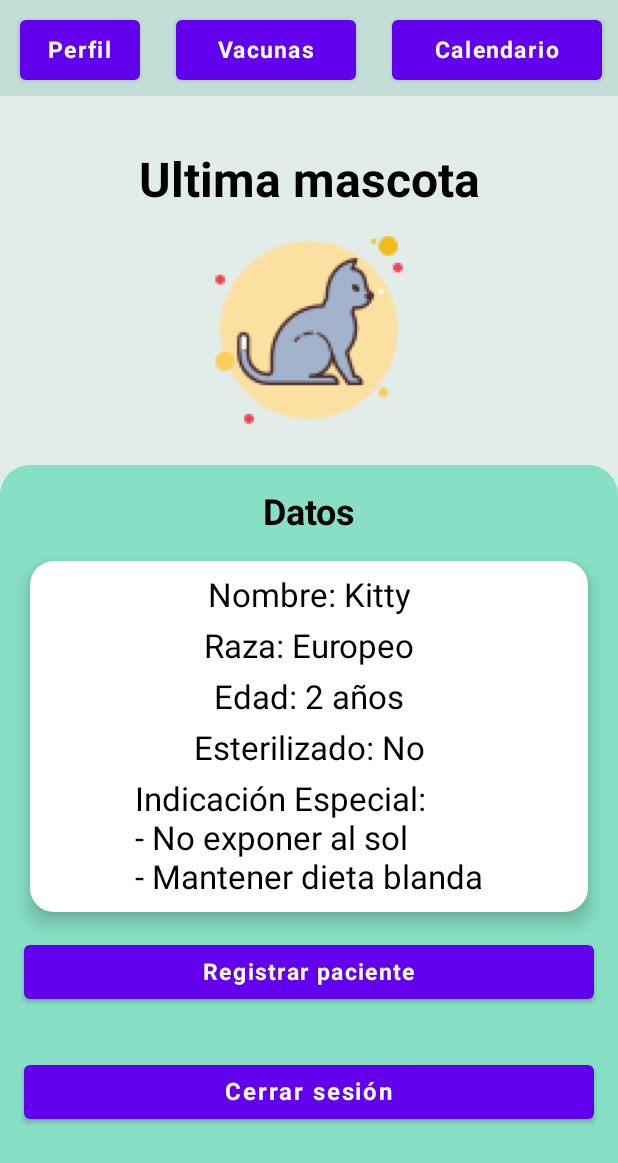
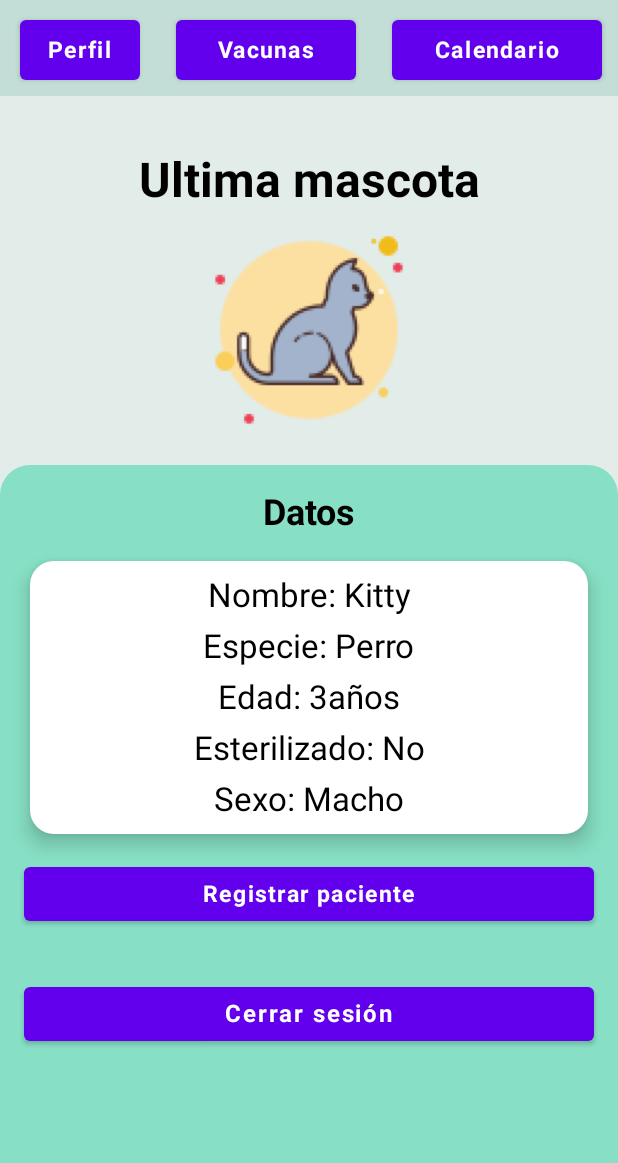
Before and after one commit to kevinverdiguel/Pet-Care, an Android app built with Jetpack Compose: the @Preview function ClientMenuPreview, on a phone screen of 412 x 824 dp. Shown: the top 1163 px of the screen. Run offline under Robolectric (Android 15) with nearby library versions, the phone set to English and light mode, and no system bars; our stand-ins replace Firebase (no records; nobody signed in at launch, a user with empty details on screens opened directly); 20 statements that could not run were skipped.

```diff
--- a/app/src/main/java/com/example/petcare/Screens/User/PetProfile.kt
+++ b/app/src/main/java/com/example/petcare/Screens/User/PetProfile.kt
@@ -1,6 +1,8 @@
 package com.example.petcare.Screens
 
+import android.content.ContentValues
 import android.os.Bundle
+import android.util.Log
 import androidx.activity.ComponentActivity
 import androidx.activity.compose.setContent
 import androidx.compose.foundation.Image
@@ -24,6 +26,9 @@ import androidx.compose.ui.unit.dp
 import androidx.compose.ui.unit.sp
 import com.example.petcare.R
 import com.example.petcare.ui.theme.*
+import com.google.firebase.auth.FirebaseAuth
+import com.google.firebase.firestore.ktx.firestore
+import com.google.firebase.ktx.Firebase
 
 class PetProfile : ComponentActivity() {
     override fun onCreate(savedInstanceState: Bundle?) {
@@ -50,6 +55,44 @@ fun PetProfileMenu(
     goToPetRegister: ()  -> Unit ={}
 
 ) {
+
+    val db = Firebase.firestore // get a reference to the Firestore database
+    val user = FirebaseAuth.getInstance().currentUser
+    val userIDD = user?.uid
+
+    val userRef = db.collection("usuarios").document(userIDD.toString())
+    val mascotasRef = userRef.collection("mascotas")
+
+    var especie: String = "Perro"
+    var genero: String = "Macho"
+    var edad: Int = 3
+    var esterilizado: Boolean = false
+
+
+fun getDataFromFirestore() {
+        mascotasRef.get()
+        .addOnSuccessListener { querySnapshot ->
+            for (document in querySnapshot.documents) {
+                especie = document.getString("especie") ?: ""
+                genero = document.getString("genero") ?: ""
+                edad = document.getLong("edad")?.toInt() ?: 0
+                esterilizado = document.getBoolean("esterilizado") ?: false
+
+
+                Log.d(ContentValues.TAG, "$especie" + "$genero" + "$edad" + "$esterilizado")
+                // Do something with the retrieved data
+            }
+        }
+        .addOnFailureListener { exception ->
+            // Handle errors
+            Log.d(ContentValues.TAG, "Nothing was found")
+
+        }
+    }
+
+
+
+
     Column(
         modifier = Modifier
             .fillMaxSize(),
@@ -211,10 +254,10 @@ fun PetProfileMenu(
 
                     Text(buildAnnotatedString {
                         withStyle(style = SpanStyle(fontSize = 22.sp, color = md_theme_light_onTertiaryContainer)) {
-                            append("Raza: ")
+                            append("Especie: ")
                         }
                         withStyle(style = SpanStyle(fontSize = 22.sp, color = md_theme_dark_tertiary)) {
-                            append("Europeo")
+                            append("${especie.toString()}")
                         }
                     }
                     )
@@ -224,7 +267,7 @@ fun PetProfileMenu(
                             append("Edad: ")
                         }
                         withStyle(style = SpanStyle(fontSize = 22.sp, color = md_theme_dark_tertiary)) {
-                            append("2 años")
+                            append("${edad.toString()}" + "años")
                         }
                     }
                     )
@@ -234,17 +277,17 @@ fun PetProfileMenu(
                             append("Esterilizado: ")
                         }
                         withStyle(style = SpanStyle(fontSize = 22.sp, color = md_theme_dark_tertiary)) {
-                            append("No")
+                            append(if(esterilizado == true) "Si" else "No")
                         }
                     }
                     )
 
                     Text(buildAnnotatedString {
                         withStyle(style = SpanStyle(fontSize = 22.sp, color = md_theme_light_onTertiaryContainer)) {
-                            append("Indicación Especial: ")
+                            append("Sexo: ")
                         }
                         withStyle(style = SpanStyle(fontSize = 22.sp, color = md_theme_dark_tertiary)) {
-                            append("\n- No exponer al sol\n- Mantener dieta blanda")
+                            append("$genero")
                         }
                     }
                     )
--- a/app/src/main/java/com/example/petcare/Screens/Vet/PetRegister.kt
+++ b/app/src/main/java/com/example/petcare/Screens/Vet/PetRegister.kt
@@ -415,7 +415,7 @@ fun registrar(userID: FirebaseUser?) {
         "ID_Dueño" to userIDD
     )
 
-    Log.d(TAG, "$userIDD")
+    //Log.d(TAG, "$userIDD")
 
     if (userIDD != null) {
         db.collection("usuarios")
--- a/app/src/main/java/com/example/petcare/ui/composables/ReusableTextFields.kt
+++ b/app/src/main/java/com/example/petcare/ui/composables/ReusableTextFields.kt
@@ -13,6 +13,7 @@ import androidx.compose.material.icons.filled.Error
 import androidx.compose.material.icons.filled.Visibility
 import androidx.compose.material.icons.filled.VisibilityOff
 import androidx.compose.runtime.Composable
+import androidx.compose.runtime.ReadOnlyComposable
 import androidx.compose.ui.Alignment
 import androidx.compose.ui.Modifier
 import androidx.compose.ui.graphics.vector.ImageVector
@@ -36,6 +37,7 @@ fun CustomOutlinedTextField(
     keyboardOptions: KeyboardOptions = KeyboardOptions.Default,
     keyboardActions: KeyboardActions = KeyboardActions.Default,
     showError: Boolean = false,
+    enabled: Boolean = true,
     errorMessage: String = ""
 ){
     Column(
@@ -57,6 +59,7 @@ fun CustomOutlinedTextField(
                         tint = if (showError) md_theme_light_error else md_theme_light_surfaceTint
                     )
                 },
+                enabled = enabled,
                 isError = showError,
                 trailingIcon = {
                     if (showError && !isPasswordField) Icon(imageVector = Icons.Filled.Error,
@@ -79,7 +82,6 @@ fun CustomOutlinedTextField(
                 keyboardOptions = keyboardOptions,
                 keyboardActions = keyboardActions,
                 singleLine = true,
-
             )
 
     }
```
Also changed, not shown: app/src/main/java/com/example/petcare/Navigation/NavigationHost.kt (+17 -1 lines), app/src/main/java/com/example/petcare/Screens/LoginScreen.kt (+27 -28 lines), app/src/main/java/com/example/petcare/Screens/RegisterActivity.kt (+82 -13 lines), app/src/main/res/mipmap-hdpi/ic_launcher/1024.png (deleted), app/src/main/res/mipmap-hdpi/ic_launcher/play_store_512.png (deleted).
